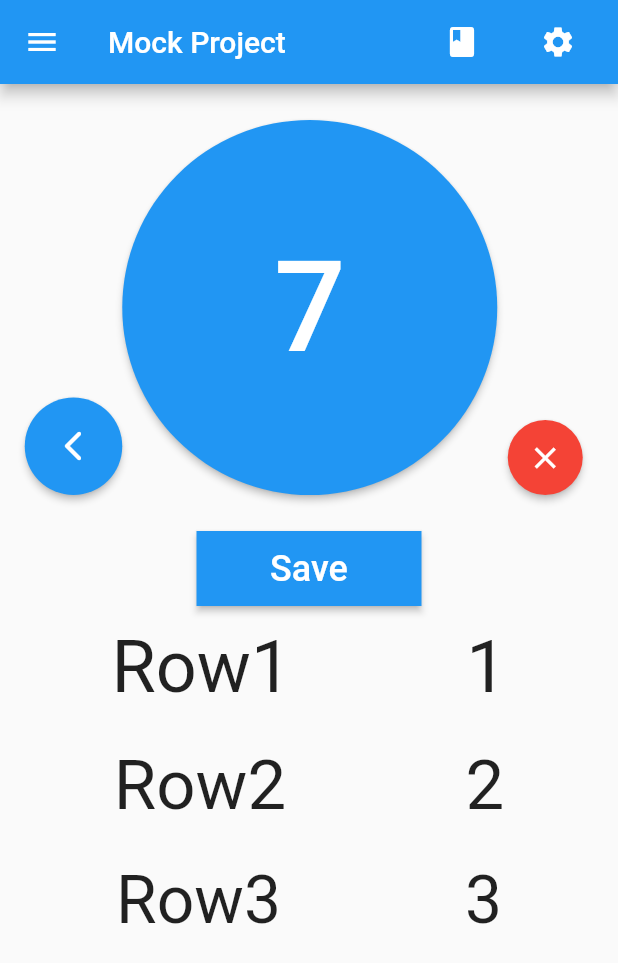
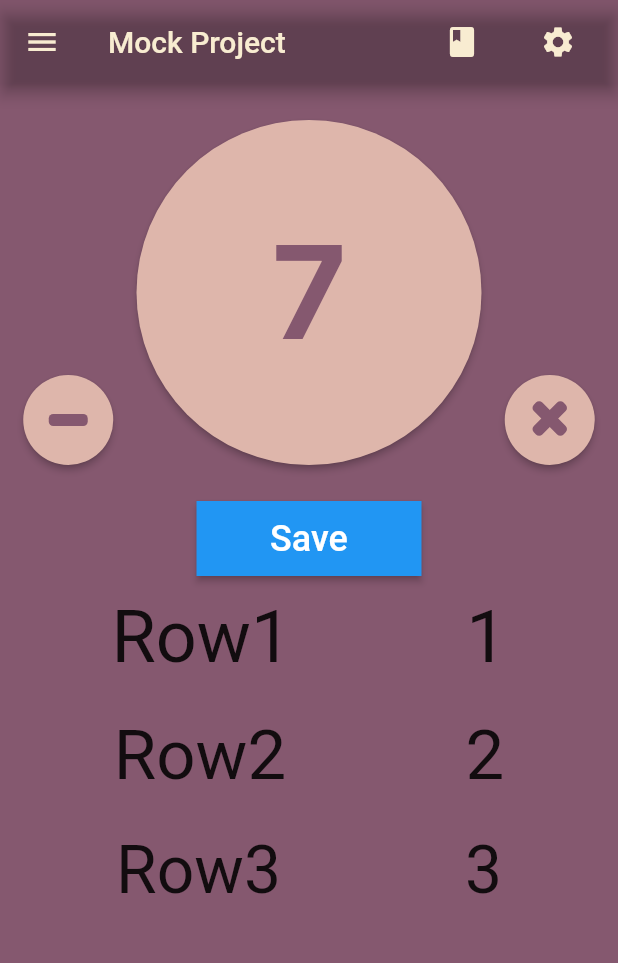
Before and after one commit to AlmondBranchh/CrochetCounter, a Flutter app: the screen it shows after launch, on a phone screen of 412 x 824 dp. Shown: the top 963 px of the screen. Run offline on Flutter 3.47's test engine with Material 2 defaults, Android fonts, the phone set to English and light mode, and no system bars; our stand-ins replace sqflite; accounts and stored records are empty; Roboto replaces fonts that are missing (Inter).

Commit message:
Changed ui of counter and set colors

```diff
--- /dev/null
+++ b/lib/frontend_ui/colors.dart
@@ -0,0 +1,6 @@
+import 'package:flutter/material.dart';
+
+const Color fourthColor = Color.fromRGBO(133, 88, 111, 1);
+const Color thirdColor = Color.fromRGBO(172, 125, 136, 1);
+const Color secondColor = Color.fromRGBO(222, 182, 171, 1);
+const Color firstColor = Color.fromRGBO(248, 236, 209, 1);
--- a/lib/frontend_ui/screens/home_screen.dart
+++ b/lib/frontend_ui/screens/home_screen.dart
@@ -1,10 +1,11 @@
-import 'package:crochet_counter/frontend_ui/screens/savelist_screen.dart';
 import 'package:crochet_counter/frontend_ui/widgets/saves_list.dart';
 import 'package:flutter/material.dart';
 import 'package:crochet_counter/frontend_ui/widgets/counter.dart';
 import 'package:crochet_counter/logic/project.dart';
 import 'package:crochet_counter/frontend_ui/screens/project_selector.dart';
+import 'package:crochet_counter/frontend_ui/screens/savelist_screen.dart';
 import 'package:crochet_counter/frontend_ui/screens/settings.dart';
+import 'package:crochet_counter/frontend_ui/colors.dart';
 
 
 class HomeScreen extends StatefulWidget {
@@ -30,9 +31,13 @@ class _HomeScreenState extends State<HomeScreen> {
   Widget build(BuildContext context) {
     return Scaffold(
       appBar: AppBar(
+        backgroundColor: Colors.transparent,
         title: Text(
           GetCurrentProjectName(),
           textAlign: TextAlign.center,
+          style: const TextStyle(
+            color: firstColor,
+          ),
         ),
         leading: IconButton(
           onPressed: (){
@@ -42,7 +47,8 @@ class _HomeScreenState extends State<HomeScreen> {
                 MaterialPageRoute(builder: (context) => const ProjectSelector())
             ).then((value) => setState((){}));
           },
-            icon: Icon(Icons.menu)
+          icon: Icon(Icons.menu),
+          color: firstColor,
         ),
         actions: [
           Padding(
@@ -55,6 +61,7 @@ class _HomeScreenState extends State<HomeScreen> {
                   );
                 },
                 icon: Icon(Icons.book),
+                color: firstColor,
               )
           ),
           Padding(
@@ -67,6 +74,7 @@ class _HomeScreenState extends State<HomeScreen> {
                 );
               },
               icon: Icon(Icons.settings),
+              color: firstColor,
             ),
           )
         ],
--- a/lib/frontend_ui/widgets/counter.dart
+++ b/lib/frontend_ui/widgets/counter.dart
@@ -2,6 +2,8 @@ import 'package:flutter/material.dart';
 import 'package:crochet_counter/logic/data.dart';
 import 'package:crochet_counter/frontend_ui/widgets/manual_counter_change.dart';
 import 'package:flutter/services.dart';
+import 'package:crochet_counter/frontend_ui/colors.dart';
+import 'dart:math' as math;
 
 class CounterSection extends StatefulWidget {
   const CounterSection({Key? key}) : super(key: key);
@@ -19,13 +21,13 @@ class _CounterSectionState extends State<CounterSection> {
       padding: const EdgeInsets.symmetric(vertical: 24),
       child: Row(
       mainAxisAlignment: MainAxisAlignment.spaceEvenly,
-      mainAxisSize: MainAxisSize.min ,
+      mainAxisSize: MainAxisSize.max ,
       crossAxisAlignment: CrossAxisAlignment.end,
       children: [
         ElevatedButton(
           style: ElevatedButton.styleFrom(
-            primary: Colors.blue,
-            fixedSize: const Size(65, 65),
+            primary: secondColor,
+            fixedSize: const Size(60, 60),
             shape: const CircleBorder(),
           ),
 
@@ -34,13 +36,25 @@ class _CounterSectionState extends State<CounterSection> {
             SubFromCounter();
           });
             },
-          child: const Icon(Icons.arrow_back_ios_rounded),
+            child: Container(
+                            width: 26,
+                            height: 8,
+                            decoration: BoxDecoration(
+                              borderRadius : BorderRadius.only(
+                                topLeft: Radius.circular(3),
+                                topRight: Radius.circular(3),
+                                bottomLeft: Radius.circular(3),
+                                bottomRight: Radius.circular(3),
+                              ),
+                              color : Color.fromRGBO(133, 88, 111, 1),
+                            )
+                        )
+                    ),
 
-
-        ),
         ElevatedButton(
           style: ElevatedButton.styleFrom(
-            fixedSize: const Size(250, 250),
+            primary: secondColor,
+            fixedSize: const Size(230, 230),
             shape: const CircleBorder(),
           ),
 
@@ -61,14 +75,19 @@ class _CounterSectionState extends State<CounterSection> {
           },
           child: Text(
             GetCounterValueString(),
-            style: TextStyle(fontSize: 84),
+            style: TextStyle(
+              fontFamily: "Inter",
+                fontWeight: FontWeight.bold,
+                fontSize: 86,
+              color: fourthColor
+            ),
           ),
 
 
         ),ElevatedButton(
             style: ElevatedButton.styleFrom(
-              primary: Colors.red,
-              fixedSize: const Size(50, 50),
+              primary: secondColor,
+              fixedSize: const Size(60, 60),
               shape: const CircleBorder(),
             ),
 
@@ -76,10 +95,52 @@ class _CounterSectionState extends State<CounterSection> {
               ClearCounter();
             });
               },
-            child: Icon(Icons.clear)
-        ),
-        ],
-      )
+            child: Stack(
+    children: <Widget>[
+    Positioned(
+    top: 25,
+    left: 2,
+    child: Transform.rotate(
+    angle: 45 * (math.pi / 180),
+    child: Container(
+    width: 28,
+    height: 8,
+    decoration: BoxDecoration(
+    borderRadius : BorderRadius.only(
+    topLeft: Radius.circular(3),
+    topRight: Radius.circular(3),
+    bottomLeft: Radius.circular(3),
+    bottomRight: Radius.circular(3),
+    ),
+    color : Color.fromRGBO(133, 88, 111, 1),
+    )
+    ),
+    )
+    ),Positioned(
+    top: 25,
+    left: 2,
+    child: Transform.rotate(
+    angle: -45 * (math.pi / 180),
+    child: Container(
+    width: 28,
+    height: 8,
+    decoration: BoxDecoration(
+    borderRadius : BorderRadius.only(
+    topLeft: Radius.circular(3),
+    topRight: Radius.circular(3),
+    bottomLeft: Radius.circular(3),
+    bottomRight: Radius.circular(3),
+    ),
+    color : Color.fromRGBO(133, 88, 111, 1),
+    )
+    ),
+    )
+    ),
+    ]
+    )
+    ),
+    ]
+    )
     );
   }
 }
--- a/lib/main.dart
+++ b/lib/main.dart
@@ -1,3 +1,4 @@
+import 'package:crochet_counter/frontend_ui/colors.dart';
 import 'package:flutter/material.dart';
 import 'package:crochet_counter/frontend_ui/screens/home_screen.dart';
 
@@ -10,7 +11,10 @@ class MyApp extends StatelessWidget {
 
   @override
   Widget build(BuildContext context) {
-    return const MaterialApp(
+    return MaterialApp(
+      theme: ThemeData(
+        scaffoldBackgroundColor: fourthColor,
+      ),
       title: "Crochet Counter",
       home: HomeScreen(),
     );
```
Also changed, not shown: lib/frontend_ui/widgets/app_bar.dart (added, +59 -0 lines). Lines whose indentation alone changed are shown as unchanged.
